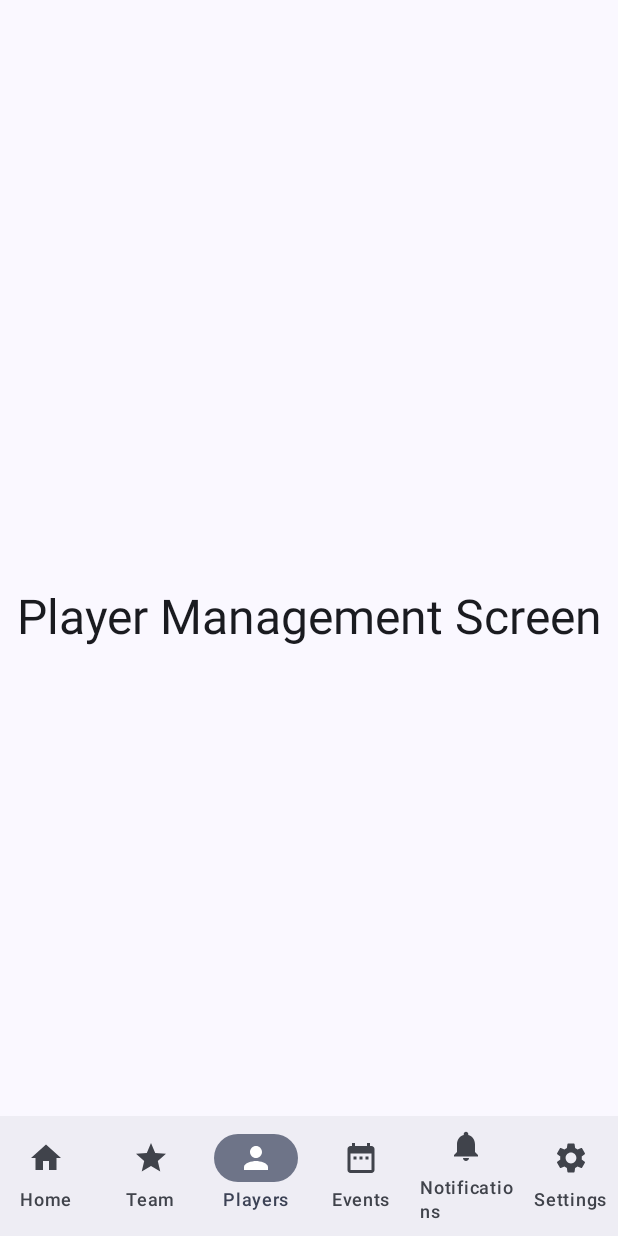
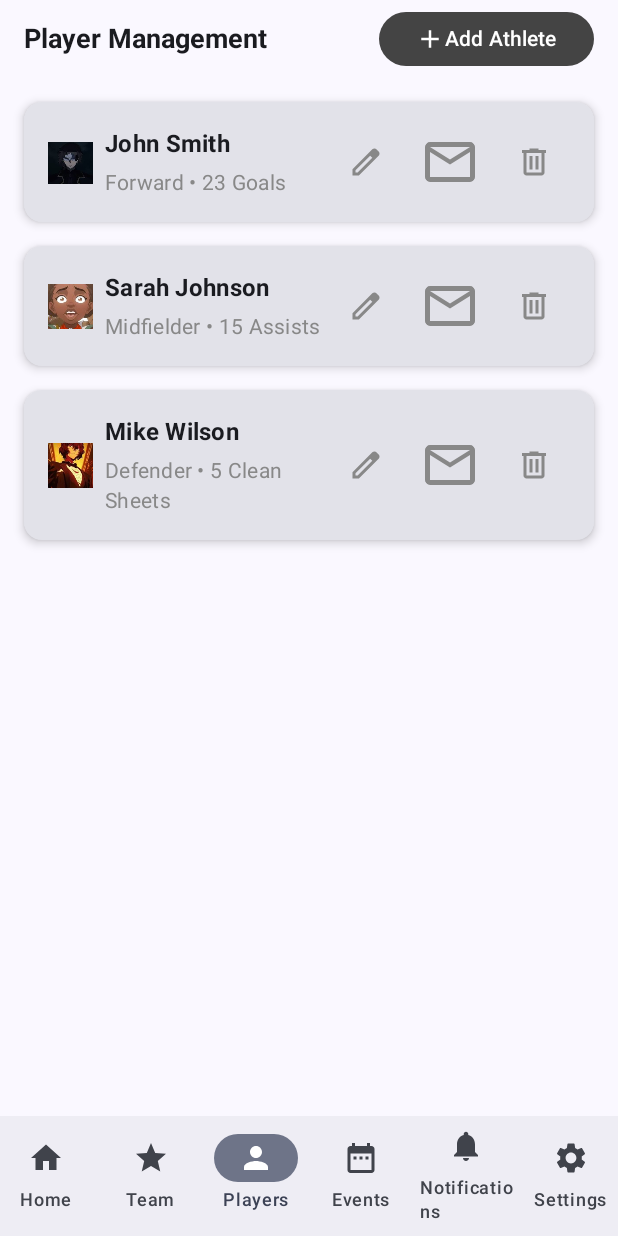
Before and after one commit to Blurviy/hockey-UN, an Android app built with Jetpack Compose: the screen it shows after launch (MainActivity), item 3 of the bottom bar chosen, on a phone screen of 412 x 824 dp. Run offline under Robolectric (Android 15) with nearby library versions, the phone set to English and light mode, and no system bars.

Commit message:
Update
made e2 more pages and added the player management screen after fixing a ton of errors 🙃

```diff
--- a/app/src/main/java/com/hockey/ui/screens/PlayerManagementScreen.kt
+++ b/app/src/main/java/com/hockey/ui/screens/PlayerManagementScreen.kt
@@ -1,22 +1,176 @@
 package com.hockey.ui.screens
 
-import androidx.compose.foundation.layout.Box
-import androidx.compose.foundation.layout.fillMaxSize
-import androidx.compose.material3.MaterialTheme
-import androidx.compose.material3.Text
+import androidx.compose.foundation.Image
+import androidx.compose.foundation.clickable
+import androidx.compose.foundation.layout.*
+import androidx.compose.foundation.lazy.LazyColumn
+import androidx.compose.foundation.lazy.items
+import androidx.compose.material3.*
 import androidx.compose.runtime.Composable
 import androidx.compose.ui.Alignment
 import androidx.compose.ui.Modifier
+import androidx.compose.ui.graphics.Color
+import androidx.compose.ui.res.painterResource
+import androidx.compose.ui.text.font.FontWeight
+import androidx.compose.ui.tooling.preview.Preview
+import androidx.compose.ui.unit.dp
+import androidx.compose.ui.unit.sp
+import com.hockey.R
+import com.hockey.ui.theme.HockeyTheme
+
+// Define a data class for athletes
+data class Athlete(
+    val id: Int,
+    val name: String,
+    val position: String,
+    val stats: String,
+    val avatarResId: Int // Resource ID for the athlete's avatar
+)
+
+// Sample athletes list matching the image
+val athletes = listOf(
+    Athlete(1, "John Smith", "Forward", "23 Goals", R.drawable.john_smith),
+    Athlete(2, "Sarah Johnson", "Midfielder", "15 Assists", R.drawable.sarah_johnson),
+    Athlete(3, "Mike Wilson", "Defender", "5 Clean Sheets", R.drawable.mike_wilson)
+)
 
 @Composable
-fun PlayerManagementScreen(){
-    Box (modifier = Modifier
-        .fillMaxSize(),
-        contentAlignment = Alignment.Center
-    ){
-        Text(
-            text = "Player Management Screen",
-            style = MaterialTheme.typography.headlineLarge
-        )
+fun PlayerManagementScreen(
+    onAddAthleteClick: () -> Unit = {}, // Callback for adding an athlete
+    onEditAthleteClick: (Athlete) -> Unit = {}, // Callback for editing an athlete
+    onContactAthleteClick: (Athlete) -> Unit = {}, // Callback for contacting an athlete
+    onDeleteAthleteClick: (Athlete) -> Unit = {} // Callback for deleting an athlete
+) {
+    Column(
+        modifier = Modifier
+            .fillMaxSize()
+            .padding(horizontal = 16.dp, vertical = 8.dp)
+    ) {
+        // Header with title and "Add Athlete" button
+        Row(
+            modifier = Modifier
+                .fillMaxWidth()
+                .padding(bottom = 16.dp),
+            horizontalArrangement = Arrangement.SpaceBetween,
+            verticalAlignment = Alignment.CenterVertically
+        ) {
+            Text(
+                text = "Player Management",
+                fontSize = 18.sp,
+                fontWeight = FontWeight.Bold,
+                style = MaterialTheme.typography.headlineMedium
+            )
+            Button(
+                onClick = onAddAthleteClick,
+                colors = ButtonDefaults.buttonColors(containerColor = Color.DarkGray),
+                modifier = Modifier.height(36.dp)
+            ) {
+                Icon(
+                    painter = painterResource(id = R.drawable.ic_add),
+                    contentDescription = "Add Athlete button"
+                )
+                Text("Add Athlete", fontSize = 14.sp)
+            }
+        }
+
+        // Athlete list
+        LazyColumn(
+            contentPadding = PaddingValues(vertical = 8.dp),
+            verticalArrangement = Arrangement.spacedBy(16.dp),
+            modifier = Modifier.fillMaxSize()
+        ) {
+            items(athletes) { athlete ->
+                AthleteCard(
+                    athlete = athlete,
+                    onEditClick = { onEditAthleteClick(athlete) },
+                    onContactClick = { onContactAthleteClick(athlete) },
+                    onDeleteClick = { onDeleteAthleteClick(athlete) }
+                )
+            }
+        }
     }
 }
+
+@Composable
+fun AthleteCard(
+    athlete: Athlete,
+    onEditClick: () -> Unit,
+    onContactClick: () -> Unit,
+    onDeleteClick: () -> Unit,
+    modifier: Modifier = Modifier
+) {
+    Card(
+        modifier = modifier
+            .fillMaxWidth(),
+        shape = MaterialTheme.shapes.medium,
+        elevation = CardDefaults.cardElevation(defaultElevation = 4.dp)
+    ) {
+        Row(
+            modifier = Modifier
+                .padding(16.dp)
+                .fillMaxWidth(),
+            verticalAlignment = Alignment.CenterVertically
+        ) {
+            // Athlete avatar
+            Image(
+                painter = painterResource(id = athlete.avatarResId),
+                contentDescription = "Athlete Avatar",
+                modifier = Modifier
+                    .size(30.dp)
+            )
+            Spacer(modifier = Modifier.width(8.dp))
+
+            // Athlete details
+            Column(
+                modifier = Modifier.weight(1f),
+                verticalArrangement = Arrangement.spacedBy(4.dp)
+            ) {
+                Text(
+                    text = athlete.name,
+                    style = MaterialTheme.typography.titleMedium,
+                    fontWeight = FontWeight.Bold
+                )
+                Text(
+                    text = "${athlete.position} • ${athlete.stats}",
+                    style = MaterialTheme.typography.bodyMedium,
+                    color = Color.Gray
+                )
+            }
+
+            // Action buttons
+            Row(
+                horizontalArrangement = Arrangement.spacedBy(8.dp)
+            ) {
+                IconButton(onClick = onEditClick) {
+                    Icon(
+                        painter = painterResource(id = R.drawable.ic_edit),
+                        contentDescription = "Edit",
+                        tint = Color.Gray
+                    )
+                }
+                IconButton(onClick = onContactClick) {
+                    Icon(
+                        painter = painterResource(id = R.drawable.ic_email),
+                        contentDescription = "Contact",
+                        tint = Color.Gray
+                    )
+                }
+                IconButton(onClick = onDeleteClick) {
+                    Icon(
+                        painter = painterResource(id = R.drawable.ic_delete),
+                        contentDescription = "Delete",
+                        tint = Color.Gray
+                    )
+                }
+            }
+        }
+    }
+}
+
+@Preview(showBackground = true)
+@Composable
+fun PlayerManagementScreenPreview() {
+    HockeyTheme {
+        PlayerManagementScreen()
+    }
+}
--- a/app/src/main/java/com/hockey/ui/screens/PlayerRegistrationScreen.kt
+++ b/app/src/main/java/com/hockey/ui/screens/PlayerRegistrationScreen.kt
@@ -32,7 +32,7 @@ data class Player(
 
 @OptIn(ExperimentalMaterial3Api::class)
 @Composable
-fun RegistrationScreen() {
+fun PlayerRegistrationScreen() {
     var teamName by remember { mutableStateOf("") }
     var managerName by remember { mutableStateOf("") }
     var contactNumber by remember { mutableStateOf("") }
@@ -317,8 +317,8 @@ fun RegistrationScreen() {
 //guys just increase the preview sizw if you cant see everything working
 @Preview(showBackground = true, heightDp = 1500)
 @Composable
-fun RegistrationScreenPreview() {
+fun PlayerRegistrationScreenPreview() {
     HockeyTheme {
-        RegistrationScreen()
+        PlayerRegistrationScreen()
     }
 }
--- /dev/null
+++ b/app/src/main/res/drawable/ic_delete.xml
@@ -0,0 +1,9 @@
+<vector xmlns:android="http://schemas.android.com/apk/res/android"
+    android:width="24dp"
+    android:height="24dp"
+    android:viewportWidth="960"
+    android:viewportHeight="960">
+  <path
+      android:pathData="M280,840q-33,0 -56.5,-23.5T200,760v-520h-40v-80h200v-40h240v40h200v80h-40v520q0,33 -23.5,56.5T680,840L280,840ZM680,240L280,240v520h400v-520ZM360,680h80v-360h-80v360ZM520,680h80v-360h-80v360ZM280,240v520,-520Z"
+      android:fillColor="#e3e3e3"/>
+</vector>
--- /dev/null
+++ b/app/src/main/res/drawable/ic_edit.xml
@@ -0,0 +1,9 @@
+<vector xmlns:android="http://schemas.android.com/apk/res/android"
+    android:width="24dp"
+    android:height="24dp"
+    android:viewportWidth="960"
+    android:viewportHeight="960">
+  <path
+      android:pathData="M200,760h57l391,-391 -57,-57 -391,391v57ZM120,840v-170l528,-527q12,-11 26.5,-17t30.5,-6q16,0 31,6t26,18l55,56q12,11 17.5,26t5.5,30q0,16 -5.5,30.5T817,313L290,840L120,840ZM760,256 L704,200 760,256ZM619,341 L591,312 648,369 619,341Z"
+      android:fillColor="#e3e3e3"/>
+</vector>
```
Also changed, not shown: app/src/main/res/drawable/john_smith.png (added), app/src/main/res/drawable/mike_wilson.png (added), app/src/main/res/drawable/sarah_johnson.png (added).
